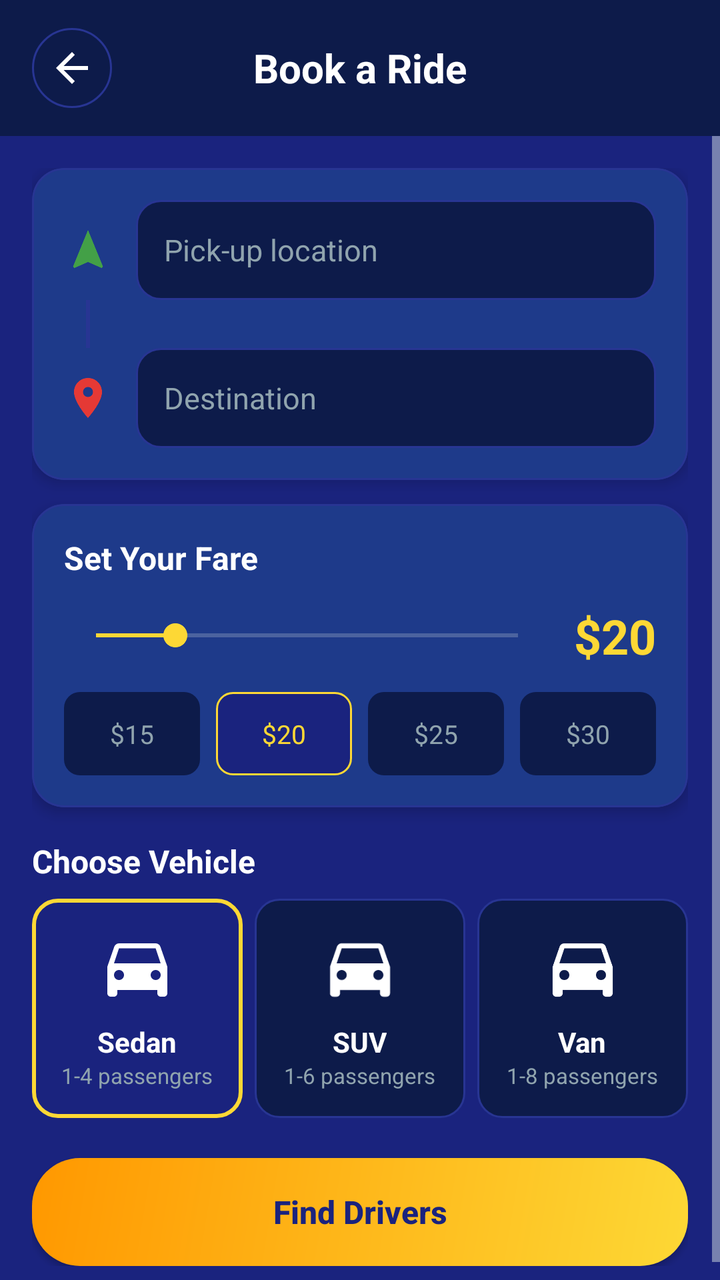
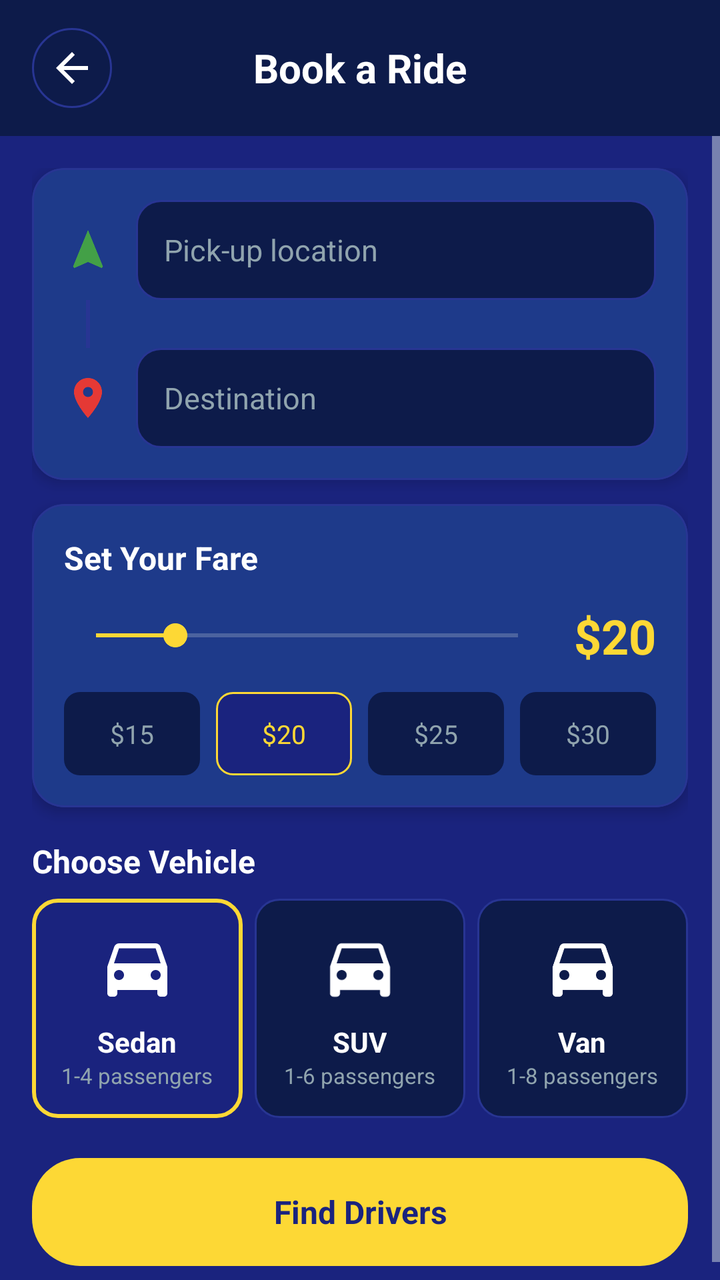

An Android layout rendered at two revisions. The XML below is the earlier revision; the diff shows what the commit changed to produce the second picture.
<!-- AndroidManifest.xml: activity theme Theme.MinTaxis -->
<!-- res/layout/activity_booking.xml -->
<?xml version="1.0" encoding="utf-8"?>
<LinearLayout 
    xmlns:android="http://schemas.android.com/apk/res/android"
    xmlns:app="http://schemas.android.com/apk/res-auto"
    android:layout_width="match_parent"
    android:layout_height="match_parent"
    android:orientation="vertical"
    android:background="@color/mintaxis_navy">

    
    <LinearLayout
        android:layout_width="match_parent"
        android:layout_height="wrap_content"
        android:orientation="horizontal"
        android:gravity="center_vertical"
        android:background="@color/mintaxis_navy_dark"
        android:paddingHorizontal="16dp"
        android:paddingVertical="14dp">

        <ImageButton
            android:id="@+id/backButton"
            android:layout_width="40dp"
            android:layout_height="40dp"
            android:background="@drawable/circle_background"
            android:src="@drawable/ic_back"
            android:scaleType="centerInside"
            android:tint="@color/mintaxis_white"
            android:contentDescription="Back" />

        <TextView
            android:layout_width="0dp"
            android:layout_height="wrap_content"
            android:layout_weight="1"
            android:text="@string/book_a_ride"
            android:textColor="@color/mintaxis_text_primary"
            android:textSize="20sp"
            android:textStyle="bold"
            android:gravity="center"
            android:layout_marginEnd="40dp" />

    </LinearLayout>

    <ScrollView
        android:layout_width="match_parent"
        android:layout_height="0dp"
        android:layout_weight="1"
        android:fillViewport="true">

        <LinearLayout
            android:layout_width="match_parent"
            android:layout_height="wrap_content"
            android:orientation="vertical"
            android:padding="16dp">

            
            <com.google.android.material.card.MaterialCardView
                style="@style/MinTaxis.Card"
                android:layout_width="match_parent"
                android:layout_height="wrap_content">

                <LinearLayout
                    android:layout_width="match_parent"
                    android:layout_height="wrap_content"
                    android:orientation="vertical"
                    android:padding="16dp">

                    
                    <LinearLayout
                        android:layout_width="match_parent"
                        android:layout_height="wrap_content"
                        android:orientation="horizontal"
                        android:gravity="center_vertical">

                        <ImageView
                            android:layout_width="24dp"
                            android:layout_height="24dp"
                            android:src="@drawable/ic_navigation"
                            android:tint="@color/mintaxis_green" />

                        <EditText
                            android:id="@+id/pickupLocation"
                            android:layout_width="0dp"
                            android:layout_height="50dp"
                            android:layout_weight="1"
                            android:hint="@string/pick_up_location"
                            android:inputType="text"
                            android:textColor="@color/mintaxis_text_primary"
                            android:textColorHint="@color/mintaxis_text_muted"
                            android:textSize="15sp"
                            android:paddingHorizontal="14dp"
                            android:background="@drawable/edit_text_background"
                            android:layout_marginStart="12dp" />

                    </LinearLayout>

                    
                    <View
                        android:layout_width="2dp"
                        android:layout_height="24dp"
                        android:background="@color/mintaxis_navy_light"
                        android:layout_marginStart="11dp" />

                    
                    <LinearLayout
                        android:layout_width="match_parent"
                        android:layout_height="wrap_content"
                        android:orientation="horizontal"
                        android:gravity="center_vertical">

                        <ImageView
                            android:layout_width="24dp"
                            android:layout_height="24dp"
                            android:src="@drawable/ic_map_pin"
                            android:tint="@color/mintaxis_red" />

                        <EditText
                            android:id="@+id/destination"
                            android:layout_width="0dp"
                            android:layout_height="50dp"
                            android:layout_weight="1"
                            android:hint="@string/destination_hint"
                            android:inputType="text"
                            android:textColor="@color/mintaxis_text_primary"
                            android:textColorHint="@color/mintaxis_text_muted"
                            android:textSize="15sp"
                            android:paddingHorizontal="14dp"
                            android:background="@drawable/edit_text_background"
                            android:layout_marginStart="12dp" />

                    </LinearLayout>

                </LinearLayout>

            </com.google.android.material.card.MaterialCardView>

            
            <com.google.android.material.card.MaterialCardView
                style="@style/MinTaxis.Card"
                android:layout_width="match_parent"
                android:layout_height="wrap_content"
                android:layout_marginTop="12dp">

                <LinearLayout
                    android:layout_width="match_parent"
                    android:layout_height="wrap_content"
                    android:orientation="vertical"
                    android:padding="16dp">

                    <TextView
                        android:layout_width="wrap_content"
                        android:layout_height="wrap_content"
                        android:text="@string/set_your_fare"
                        android:textColor="@color/mintaxis_text_primary"
                        android:textSize="16sp"
                        android:textStyle="bold" />

                    <LinearLayout
                        android:layout_width="match_parent"
                        android:layout_height="wrap_content"
                        android:orientation="horizontal"
                        android:gravity="center_vertical"
                        android:layout_marginTop="12dp">

                        <SeekBar
                            android:id="@+id/fareSeekBar"
                            android:layout_width="0dp"
                            android:layout_height="wrap_content"
                            android:layout_weight="1"
                            android:max="80"
                            android:progress="15"
                            android:progressTint="@color/mintaxis_yellow"
                            android:thumbTint="@color/mintaxis_yellow" />

                        <TextView
                            android:id="@+id/fareValue"
                            android:layout_width="wrap_content"
                            android:layout_height="wrap_content"
                            android:text="$20"
                            android:textColor="@color/mintaxis_yellow"
                            android:textSize="24sp"
                            android:textStyle="bold"
                            android:layout_marginStart="12dp" />

                    </LinearLayout>

                    
                    <LinearLayout
                        android:layout_width="match_parent"
                        android:layout_height="wrap_content"
                        android:orientation="horizontal"
                        android:layout_marginTop="12dp">

                        <TextView
                            android:id="@+id/suggestion1"
                            android:layout_width="0dp"
                            android:layout_height="wrap_content"
                            android:layout_weight="1"
                            android:text="$15"
                            android:textColor="@color/mintaxis_text_muted"
                            android:textSize="13sp"
                            android:gravity="center"
                            android:background="@drawable/suggestion_background"
                            android:padding="12dp"
                            android:layout_marginEnd="4dp" />

                        <TextView
                            android:id="@+id/suggestion2"
                            android:layout_width="0dp"
                            android:layout_height="wrap_content"
                            android:layout_weight="1"
                            android:text="$20"
                            android:textColor="@color/mintaxis_yellow"
                            android:textSize="13sp"
                            android:gravity="center"
                            android:background="@drawable/suggestion_selected_background"
                            android:padding="12dp"
                            android:layout_marginHorizontal="4dp" />

                        <TextView
                            android:id="@+id/suggestion3"
                            android:layout_width="0dp"
                            android:layout_height="wrap_content"
                            android:layout_weight="1"
                            android:text="$25"
                            android:textColor="@color/mintaxis_text_muted"
                            android:textSize="13sp"
                            android:gravity="center"
                            android:background="@drawable/suggestion_background"
                            android:padding="12dp"
                            android:layout_marginHorizontal="4dp" />

                        <TextView
                            android:id="@+id/suggestion4"
                            android:layout_width="0dp"
                            android:layout_height="wrap_content"
                            android:layout_weight="1"
                            android:text="$30"
                            android:textColor="@color/mintaxis_text_muted"
                            android:textSize="13sp"
                            android:gravity="center"
                            android:background="@drawable/suggestion_background"
                            android:padding="12dp"
                            android:layout_marginStart="4dp" />

                    </LinearLayout>

                </LinearLayout>

            </com.google.android.material.card.MaterialCardView>

            
            <TextView
                android:layout_width="wrap_content"
                android:layout_height="wrap_content"
                android:text="@string/choose_vehicle"
                android:textColor="@color/mintaxis_text_primary"
                android:textSize="16sp"
                android:textStyle="bold"
                android:layout_marginTop="16dp" />

            <LinearLayout
                android:layout_width="match_parent"
                android:layout_height="wrap_content"
                android:orientation="horizontal"
                android:layout_marginTop="8dp">

                
                <LinearLayout
                    android:id="@+id/sedanOption"
                    android:layout_width="0dp"
                    android:layout_height="wrap_content"
                    android:layout_weight="1"
                    android:orientation="vertical"
                    android:gravity="center"
                    android:background="@drawable/vehicle_option_selected_background"
                    android:padding="14dp"
                    android:layout_marginEnd="6dp">

                    <ImageView
                        android:layout_width="40dp"
                        android:layout_height="40dp"
                        android:src="@drawable/ic_car_white"
                        android:layout_gravity="center" />

                    <TextView
                        android:layout_width="wrap_content"
                        android:layout_height="wrap_content"
                        android:text="@string/sedan"
                        android:textColor="@color/mintaxis_text_primary"
                        android:textSize="14sp"
                        android:textStyle="bold"
                        android:layout_marginTop="8dp" />

                    <TextView
                        android:layout_width="wrap_content"
                        android:layout_height="wrap_content"
                        android:text="@string/sedan_capacity"
                        android:textColor="@color/mintaxis_text_muted"
                        android:textSize="11sp" />

                </LinearLayout>

                
                <LinearLayout
                    android:id="@+id/suvOption"
                    android:layout_width="0dp"
                    android:layout_height="wrap_content"
                    android:layout_weight="1"
                    android:orientation="vertical"
                    android:gravity="center"
                    android:background="@drawable/vehicle_option_background"
                    android:padding="14dp"
                    android:layout_marginEnd="6dp">

                    <ImageView
                        android:layout_width="40dp"
                        android:layout_height="40dp"
                        android:src="@drawable/ic_car"
                        android:layout_gravity="center" />

                    <TextView
                        android:layout_width="wrap_content"
                        android:layout_height="wrap_content"
                        android:text="@string/suv"
                        android:textColor="@color/mintaxis_text_primary"
                        android:textSize="14sp"
                        android:textStyle="bold"
                        android:layout_marginTop="8dp" />

                    <TextView
                        android:layout_width="wrap_content"
                        android:layout_height="wrap_content"
                        android:text="@string/suv_capacity"
                        android:textColor="@color/mintaxis_text_muted"
                        android:textSize="11sp" />

                </LinearLayout>

                
                <LinearLayout
                    android:id="@+id/vanOption"
                    android:layout_width="0dp"
                    android:layout_height="wrap_content"
                    android:layout_weight="1"
                    android:orientation="vertical"
                    android:gravity="center"
                    android:background="@drawable/vehicle_option_background"
                    android:padding="14dp">

                    <ImageView
                        android:layout_width="40dp"
                        android:layout_height="40dp"
                        android:src="@drawable/ic_car"
                        android:layout_gravity="center" />

                    <TextView
                        android:layout_width="wrap_content"
                        android:layout_height="wrap_content"
                        android:text="@string/van"
                        android:textColor="@color/mintaxis_text_primary"
                        android:textSize="14sp"
                        android:textStyle="bold"
                        android:layout_marginTop="8dp" />

                    <TextView
                        android:layout_width="wrap_content"
                        android:layout_height="wrap_content"
                        android:text="@string/van_capacity"
                        android:textColor="@color/mintaxis_text_muted"
                        android:textSize="11sp" />

                </LinearLayout>

            </LinearLayout>

            
            <Button
                android:id="@+id/findDriversButton"
                android:layout_width="match_parent"
                android:layout_height="54dp"
                android:background="@drawable/premium_button_background"
                android:backgroundTint="@null"
                android:text="@string/find_drivers"
                android:textColor="@color/mintaxis_navy"
                android:textSize="16sp"
                android:textStyle="bold"
                android:textAllCaps="false"
                android:layout_marginTop="20dp" />

        </LinearLayout>

    </ScrollView>

</LinearLayout>
<!-- resources referenced by this layout -->
<resources>
  <color name="mintaxis_green">#43A047</color>
  <color name="mintaxis_navy">#1A237E</color>
  <color name="mintaxis_navy_dark">#0D1B4A</color>
  <color name="mintaxis_navy_light">#283593</color>
  <color name="mintaxis_red">#E53935</color>
  <color name="mintaxis_text_muted">#90A4AE</color>
  <color name="mintaxis_text_primary">#FFFFFF</color>
  <color name="mintaxis_white">#FFFFFF</color>
  <color name="mintaxis_yellow">#FDD835</color>
  <!-- drawable circle_background (drawable) -->
  <?xml version="1.0" encoding="utf-8"?>
  <shape xmlns:android="http://schemas.android.com/apk/res/android"
      android:shape="oval">
      <solid android:color="@color/mintaxis_navy_dark" />
      <stroke
          android:width="1dp"
          android:color="@color/mintaxis_navy_light" />
  </shape>
  <!-- drawable edit_text_background (drawable) -->
  <?xml version="1.0" encoding="utf-8"?>
  <shape xmlns:android="http://schemas.android.com/apk/res/android"
      android:shape="rectangle">
      <solid android:color="@color/mintaxis_navy_dark" />
      <corners android:radius="12dp" />
      <stroke
          android:width="1dp"
          android:color="@color/mintaxis_navy_light" />
  </shape>
  <!-- drawable ic_back (drawable) -->
  <vector xmlns:android="http://schemas.android.com/apk/res/android"
      android:width="24dp"
      android:height="24dp"
      android:viewportWidth="24"
      android:viewportHeight="24">
      <path
          android:fillColor="#FFFFFF"
          android:pathData="M20,11H7.83l5.59,-5.59L12,4l-8,8 8,8 1.41,-1.41L7.83,13H20v-2z"/>
  </vector>
  <!-- drawable premium_button_background (drawable) -->
  <?xml version="1.0" encoding="utf-8"?>
  <shape xmlns:android="http://schemas.android.com/apk/res/android"
      android:shape="rectangle">
      <gradient
          android:startColor="#FDD835"
          android:endColor="#FF9800"
          android:angle="135" />
      <corners android:radius="24dp" />
  </shape>
  <!-- drawable suggestion_background (drawable) -->
  <?xml version="1.0" encoding="utf-8"?>
  <shape xmlns:android="http://schemas.android.com/apk/res/android"
      android:shape="rectangle">
      <solid android:color="@color/mintaxis_navy_dark" />
      <corners android:radius="8dp" />
  </shape>
  <!-- drawable suggestion_selected_background (drawable) -->
  <?xml version="1.0" encoding="utf-8"?>
  <shape xmlns:android="http://schemas.android.com/apk/res/android"
      android:shape="rectangle">
      <solid android:color="@color/mintaxis_navy" />
      <corners android:radius="8dp" />
      <stroke
          android:width="1dp"
          android:color="@color/mintaxis_yellow" />
  </shape>
  <string name="book_a_ride">Book a Ride</string>
  <string name="choose_vehicle">Choose Vehicle</string>
  <string name="destination_hint">Destination</string>
  <string name="find_drivers">Find Drivers</string>
  <string name="pick_up_location">Pick-up location</string>
  <string name="sedan">Sedan</string>
  <string name="sedan_capacity">1-4 passengers</string>
  <string name="set_your_fare">Set Your Fare</string>
  <string name="suv">SUV</string>
  <string name="suv_capacity">1-6 passengers</string>
  <string name="van">Van</string>
  <string name="van_capacity">1-8 passengers</string>
  <style name="MinTaxis.Card" parent="Widget.MaterialComponents.CardView">
          <item name="cardBackgroundColor">@color/mintaxis_card</item>
          <item name="cardCornerRadius">16dp</item>
          <item name="cardElevation">4dp</item>
          <item name="strokeColor">@color/mintaxis_navy_light</item>
          <item name="strokeWidth">1dp</item>
      </style>
  <color name="mintaxis_card">#1E3A8A</color>
  <color name="mintaxis_background">#1A237E</color>
  <color name="mintaxis_text_secondary">#CFD8DC</color>
  <!-- unchanged entries left out for length: 7 -->
</resources>

<!-- the commit's change to res/layout/activity_booking.xml (unified diff, before → after) -->
@@ -374,17 +374,18 @@
             </LinearLayout>
 
             
-            <Button
+            <TextView
                 android:id="@+id/findDriversButton"
                 android:layout_width="match_parent"
                 android:layout_height="54dp"
-                android:background="@drawable/premium_button_background"
-                android:backgroundTint="@null"
+                android:background="@drawable/simple_button_background"
                 android:text="@string/find_drivers"
                 android:textColor="@color/mintaxis_navy"
                 android:textSize="16sp"
                 android:textStyle="bold"
-                android:textAllCaps="false"
+                android:gravity="center"
+                android:clickable="true"
+                android:focusable="true"
                 android:layout_marginTop="20dp" />
 
         </LinearLayout>
<!-- resource entries referenced after the edit -->
@@ -38,14 +38,11 @@
           android:fillColor="#FFFFFF"
           android:pathData="M20,11H7.83l5.59,-5.59L12,4l-8,8 8,8 1.41,-1.41L7.83,13H20v-2z"/>
   </vector>
-  <!-- drawable premium_button_background (drawable) -->
+  <!-- drawable simple_button_background (drawable) -->
   <?xml version="1.0" encoding="utf-8"?>
   <shape xmlns:android="http://schemas.android.com/apk/res/android"
       android:shape="rectangle">
-      <gradient
-          android:startColor="#FDD835"
-          android:endColor="#FF9800"
-          android:angle="135" />
+      <solid android:color="#FDD835" />
       <corners android:radius="24dp" />
   </shape>
   <!-- drawable suggestion_background (drawable) -->
